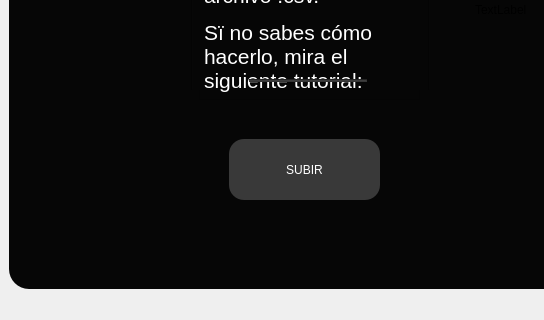
The window that Ventana1.ui (ThomyALUN/proyecto1-estructuras) describes before a commit, drawn with Qt 5; both pictures show x 0 to 544 and y 240 to 560 of the 1026 by 560 pixel window.
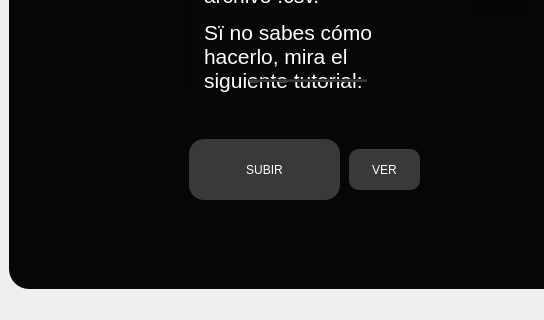
The same window after the commit. Icons and pictures are not drawn.

What changed in the file:
```diff
--- a/Ventana1.ui
+++ b/Ventana1.ui
@@ -138,10 +138,10 @@
         </property>
        </widget>
       </widget>
-      <widget class="QPushButton" name="BEnviarFoto">
+      <widget class="QPushButton" name="BSubir">
        <property name="geometry">
         <rect>
-         <x>220</x>
+         <x>180</x>
          <y>370</y>
          <width>151</width>
          <height>61</height>
@@ -151,7 +151,7 @@
         <cursorShape>PointingHandCursor</cursorShape>
        </property>
        <property name="styleSheet">
-        <string notr="true">QPushButton#BEnviarFoto{
+        <string notr="true">QPushButton#BSubir{
 background-color: rgb(52, 107, 98);
 background-color: rgb(57, 57, 57);
 font: 87 10pt &quot;Arial Black&quot;;
@@ -265,6 +265,42 @@
         <string>TextLabel</string>
        </property>
       </widget>
+      <widget class="QWidget" name="widget" native="true">
+       <property name="geometry">
+        <rect>
+         <x>460</x>
+         <y>70</y>
+         <width>411</width>
+         <height>361</height>
+        </rect>
+       </property>
+      </widget>
+      <widget class="QPushButton" name="BVer">
+       <property name="geometry">
+        <rect>
+         <x>340</x>
+         <y>380</y>
+         <width>71</width>
+         <height>41</height>
+        </rect>
+       </property>
+       <property name="cursor">
+        <cursorShape>PointingHandCursor</cursorShape>
+       </property>
+       <property name="styleSheet">
+        <string notr="true">QPushButton#BVer{
+background-color: rgb(52, 107, 98);
+background-color: rgb(57, 57, 57);
+font: 87 10pt &quot;Arial Black&quot;;
+border-radius:10px;
+font: 8pt &quot;Gill Sans Ultra Bold&quot;;
+color:white;
+}</string>
+       </property>
+       <property name="text">
+        <string>VER</string>
+       </property>
+      </widget>
      </widget>
     </item>
    </layout>
```
